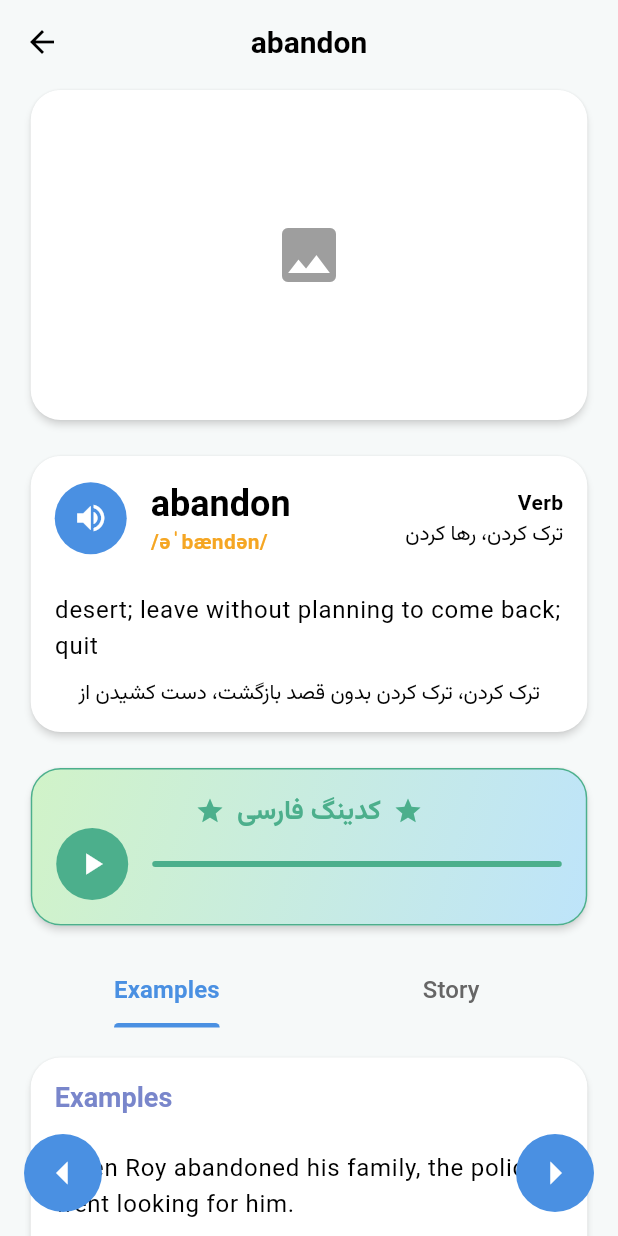
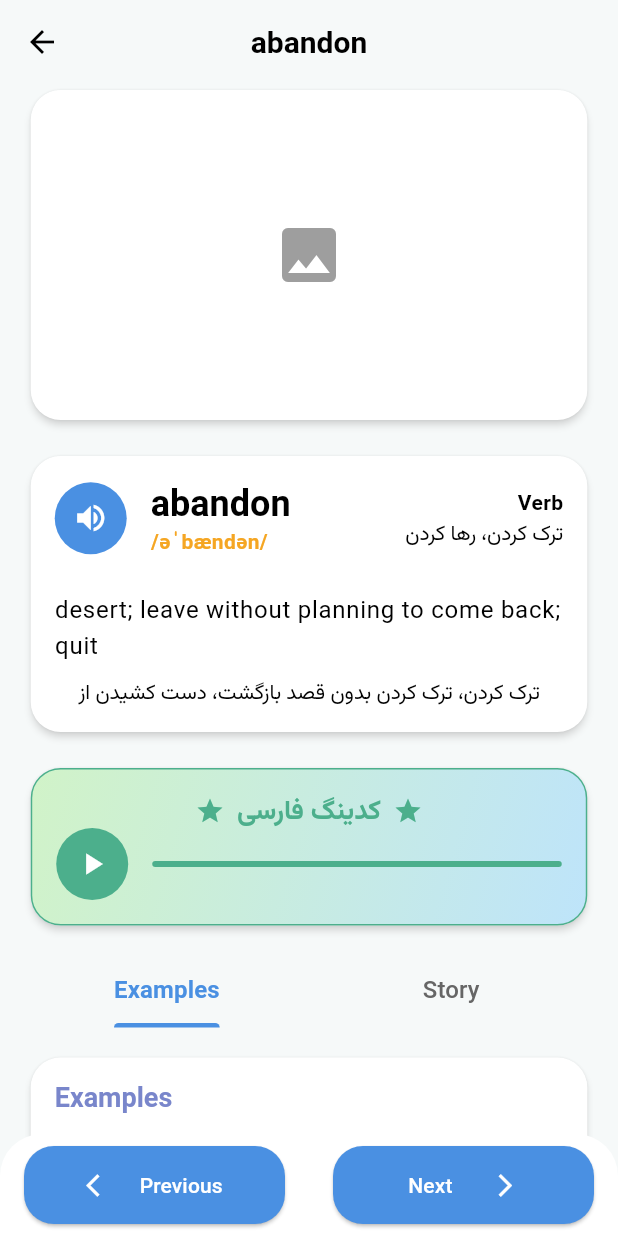
Before and after one commit to Amirhosein-Jafari/five_o_four, a Flutter app: the WordDetailsScreen screen opened directly with sample values from the repository, on a phone screen of 412 x 824 dp. Run offline on Flutter 3.47's test engine with Material 3 defaults, Android fonts, the phone set to English and light mode, and no system bars; our stand-ins replace flutter_bloc.

Commit message:
next previous button.

```diff
--- a/lib/screens/word_screen.dart
+++ b/lib/screens/word_screen.dart
@@ -438,40 +438,60 @@ class _WordDetailsScreenState extends State<WordDetailsScreen> {
           ),
         ),
       ),
-      // Bottom sheet for floating button
-      // bottomSheet: Container(
-      //   padding: pagePadding(context),
-      //   width: double.maxFinite,
-      //   child: ElevatedButton(
-      //     onPressed: () {},
-      //     style: ButtonStyle(
-      //       backgroundColor:
-      //           WidgetStateProperty.all<Color>(Theme.of(context).primaryColor),
-      //     ),
-      //     child: Text("Next"),
-      //   ),
-      // ),
       bottomSheet: Container(
-        padding: const EdgeInsets.all(16),
+        padding: const EdgeInsets.symmetric(horizontal: 16, vertical: 8),
         width: double.maxFinite,
         child: Row(
           mainAxisAlignment: MainAxisAlignment.spaceBetween,
+          spacing: 32,
           children: [
-            IconButton.filled(
-              icon: Icon(
-                Icons.arrow_left,
-                size: 36,
-                color: Theme.of(context).colorScheme.onPrimary,
+            // IconButton.filled(
+            //   icon: Icon(
+            //     Icons.arrow_left,
+            //     size: 36,
+            //     color: Theme.of(context).colorScheme.onPrimary,
+            //   ),
+            //   onPressed: () {},
+            // ),
+            // IconButton.filled(
+            //   icon: Icon(
+            //     Icons.arrow_right,
+            //     size: 36,
+            //     color: Theme.of(context).colorScheme.onPrimary,
+            //   ),
+            //   onPressed: () {},
+            // ),
+            Expanded(
+              child: ElevatedButton(
+                iconAlignment: IconAlignment.end,
+                onPressed: () {},
+                child: Row(
+                  mainAxisAlignment: MainAxisAlignment.spaceEvenly,
+                  children: [
+                    Icon(
+                      Icons.arrow_back_ios,
+                      color: Theme.of(context).colorScheme.onPrimary,
+                    ),
+                    Text("Previous"),
+                  ],
+                ),
               ),
-              onPressed: () {},
             ),
-            IconButton.filled(
-              icon: Icon(
-                Icons.arrow_right,
-                size: 36,
-                color: Theme.of(context).colorScheme.onPrimary,
+            Expanded(
+              child: ElevatedButton(
+                iconAlignment: IconAlignment.end,
+                onPressed: () {},
+                child: Row(
+                  mainAxisAlignment: MainAxisAlignment.spaceEvenly,
+                  children: [
+                    Text("Next"),
+                    Icon(
+                      Icons.arrow_forward_ios,
+                      color: Theme.of(context).colorScheme.onPrimary,
+                    ),
+                  ],
+                ),
               ),
-              onPressed: () {},
             ),
           ],
         ),
--- a/lib/theme.dart
+++ b/lib/theme.dart
@@ -130,6 +130,7 @@ class AppTheme {
     elevatedButtonTheme: ElevatedButtonThemeData(
       style: ElevatedButton.styleFrom(
         foregroundColor: white,
+        backgroundColor: blueAccent,
         padding: const EdgeInsets.symmetric(vertical: 16, horizontal: 24),
         shape: RoundedRectangleBorder(
           borderRadius: BorderRadius.circular(20),
@@ -149,9 +150,6 @@ class AppTheme {
         fontSize: 16,
         // fontWeight: FontWeight.bold,
       ),
-    ),
-    bottomSheetTheme: BottomSheetThemeData(
-      backgroundColor: Colors.transparent,
     ),
   );
 
@@ -222,8 +220,5 @@ class AppTheme {
         fontWeight: FontWeight.bold,
       ),
     ),
-    bottomSheetTheme: BottomSheetThemeData(
-      backgroundColor: Colors.transparent,
-    ),
   );
 }
```
Also changed, not shown: 7 other files.
